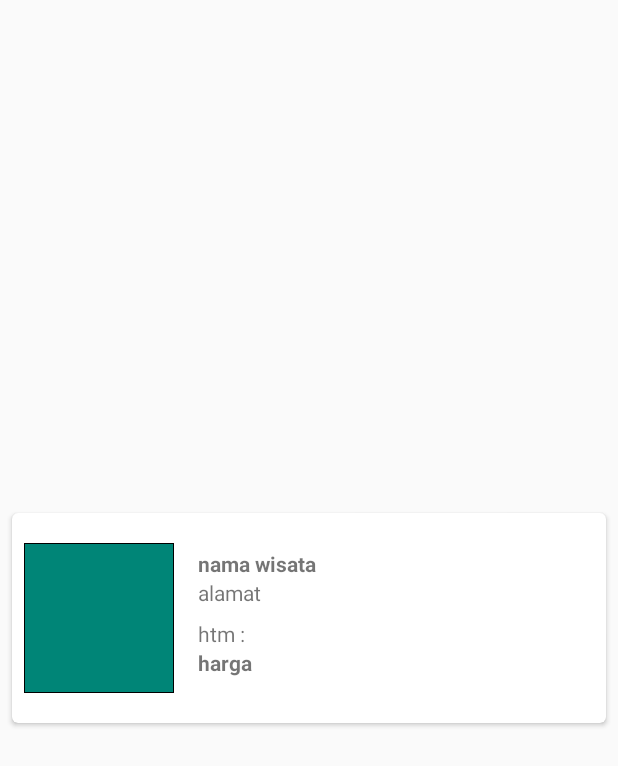
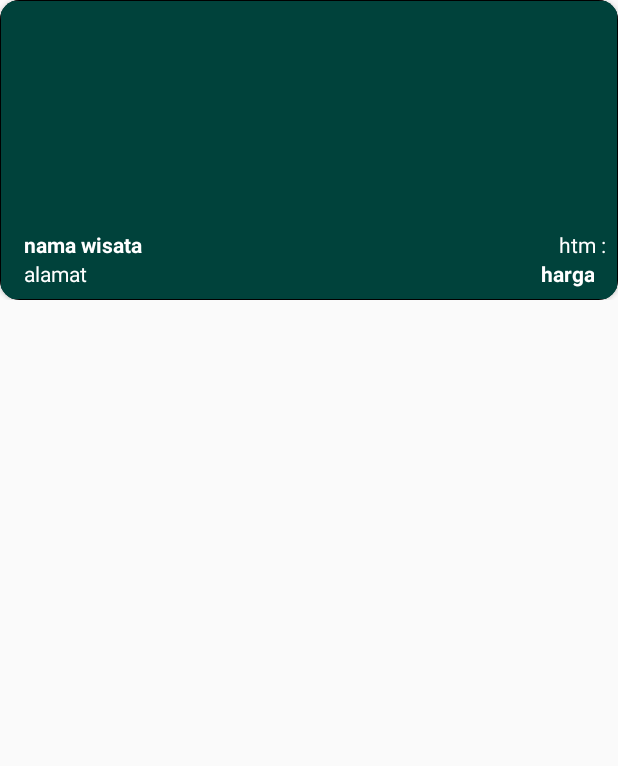
Before and after one commit to lapan13/KuninganAsri, an Android app: the layout wisata_item.xml on its own in the app's theme, with its tools: preview values and no code run, on a phone screen of 412 x 824 dp. Shown: the top 766 px of the screen. Run offline under Robolectric (Android 15) with nearby library versions, the phone set to English and light mode, and no system bars.

Commit message:
change cardview style, add transparent layer on image and about_act

```diff
--- a/app/src/main/java/com/ariirwandi13/kuninganasri/About.java
+++ b/app/src/main/java/com/ariirwandi13/kuninganasri/About.java
@@ -3,6 +3,7 @@ package com.ariirwandi13.kuninganasri;
 import android.os.Bundle;
 
 import androidx.appcompat.app.AppCompatActivity;
+import androidx.appcompat.widget.Toolbar;
 
 public class About extends AppCompatActivity {
 
@@ -10,5 +11,8 @@ public class About extends AppCompatActivity {
     protected void onCreate(Bundle savedInstanceState) {
         super.onCreate(savedInstanceState);
         setContentView(R.layout.activity_about);
+
+        Toolbar toolbar = findViewById(R.id.toolbar3);
+        toolbar.setTitle("About Me");
     }
 }
--- a/app/src/main/res/layout/activity_about.xml
+++ b/app/src/main/res/layout/activity_about.xml
@@ -1,11 +1,18 @@
 <RelativeLayout xmlns:android="http://schemas.android.com/apk/res/android"
     xmlns:app="http://schemas.android.com/apk/res-auto"
     android:layout_width="match_parent"
-    android:layout_height="match_parent">
+    android:layout_height="match_parent"
+    android:background="@android:drawable/screen_background_dark">
 
     <include
         android:id="@+id/toolbar3"
         layout="@layout/toolbar" />
+
+    <LinearLayout
+        android:layout_width="match_parent"
+        android:layout_height="match_parent"
+        android:layout_below="@id/toolbar3"
+        android:background="@android:drawable/screen_background_light_transparent" />
 
     <de.hdodenhof.circleimageview.CircleImageView
         android:id="@+id/profile"
--- a/app/src/main/res/layout/activity_main.xml
+++ b/app/src/main/res/layout/activity_main.xml
@@ -14,8 +14,7 @@
         android:layout_width="match_parent"
         android:layout_height="match_parent"
         android:layout_below="@id/toolbar"
-        android:background="@android:color/darker_gray"
-        android:padding="4dp"
+        android:background="@android:color/black"
         android:scrollbars="vertical" />
 
 </RelativeLayout>
--- a/app/src/main/res/layout/wisata_item.xml
+++ b/app/src/main/res/layout/wisata_item.xml
@@ -1,78 +1,87 @@
 <?xml version="1.0" encoding="utf-8"?>
 
-<androidx.cardview.widget.CardView xmlns:android="http://schemas.android.com/apk/res/android"
+<FrameLayout xmlns:android="http://schemas.android.com/apk/res/android"
     xmlns:card_view="http://schemas.android.com/apk/res-auto"
     xmlns:tools="http://schemas.android.com/tools"
+    android:layout_width="match_parent"
+    android:layout_height="wrap_content">
+
+    <androidx.cardview.widget.CardView
         android:id="@+id/card_view"
         android:layout_width="match_parent"
         android:layout_height="wrap_content"
         android:layout_gravity="center"
-    android:layout_marginLeft="8dp"
-    android:layout_marginTop="4dp"
-    android:layout_marginRight="8dp"
-    android:layout_marginBottom="4dp"
-    android:elevation="@dimen/cardview_compat_inset_shadow"
-    card_view:cardCornerRadius="4dp">
+        card_view:cardCornerRadius="13dp">
 
         <RelativeLayout
             android:layout_width="match_parent"
-        android:layout_height="140dp"
-        android:padding="8dp">
+            android:layout_height="200dp">
 
             <ImageView
                 android:id="@+id/imageView"
-            android:layout_width="100dp"
-            android:layout_height="100dp"
-            android:layout_centerVertical="true"
+                android:layout_width="match_parent"
+                android:layout_height="match_parent"
+                android:adjustViewBounds="true"
                 android:background="@drawable/shape"
                 android:cropToPadding="true"
                 android:scaleType="centerCrop"
                 tools:src="@color/colorPrimary" />
 
+            <RelativeLayout
+                android:layout_width="match_parent"
+                android:layout_height="match_parent"
+                android:background="@android:drawable/screen_background_dark_transparent">
+
+
+            </RelativeLayout>
+
             <TextView
                 android:id="@+id/tv_nama"
-            android:layout_width="match_parent"
+                android:layout_width="wrap_content"
                 android:layout_height="wrap_content"
+                android:layout_above="@id/tv_alamat"
                 android:layout_marginLeft="16dp"
+                android:layout_marginTop="16dp"
                 android:layout_marginRight="16dp"
-            android:layout_marginTop="16dp"
-            android:layout_toEndOf="@id/imageView"
+                android:textColor="@color/white"
                 android:textStyle="bold"
                 tools:text="nama wisata" />
 
             <TextView
                 android:id="@+id/tv_alamat"
-            android:layout_width="match_parent"
+                android:layout_width="185dp"
                 android:layout_height="wrap_content"
-            android:layout_below="@id/tv_nama"
+                android:layout_alignParentBottom="true"
                 android:layout_marginLeft="16dp"
                 android:layout_marginRight="16dp"
                 android:layout_marginBottom="8dp"
-            android:layout_toEndOf="@id/imageView"
                 android:ellipsize="end"
                 android:maxLines="1"
+                android:textColor="@color/white"
                 tools:text="alamat" />
 
             <TextView
                 android:id="@+id/htm"
-            android:layout_width="wrap_content"
+                android:layout_width="match_parent"
                 android:layout_height="wrap_content"
-            android:layout_below="@id/tv_alamat"
+                android:layout_above="@id/tv_harga"
                 android:layout_marginStart="16dp"
                 android:layout_marginEnd="8dp"
-            android:layout_toEndOf="@id/imageView"
                 android:text="@string/htm"
+                android:textAlignment="textEnd"
+                android:textColor="@color/white"
                 tools:text="htm :" />
 
             <TextView
                 android:id="@+id/tv_harga"
                 android:layout_width="match_parent"
                 android:layout_height="wrap_content"
-            android:layout_below="@id/htm"
+                android:layout_alignParentBottom="true"
                 android:layout_marginStart="16dp"
                 android:layout_marginEnd="16dp"
                 android:layout_marginBottom="8dp"
-            android:layout_toEndOf="@id/imageView"
+                android:textAlignment="textEnd"
+                android:textColor="@color/white"
                 android:textStyle="bold"
                 tools:text="harga" />
 
@@ -80,16 +89,15 @@
                 android:id="@+id/tv_deskripsi"
                 android:layout_width="match_parent"
                 android:layout_height="match_parent"
-            android:layout_below="@id/tv_harga"
                 android:layout_marginStart="16dp"
                 android:layout_marginEnd="16dp"
-            android:layout_toEndOf="@id/imageView"
                 android:ellipsize="end"
                 android:maxLines="2"
-            android:textStyle="italic"
+                android:textColor="@color/white"
                 android:visibility="gone"
                 tools:text="deskripsi" />
 
 
         </RelativeLayout>
     </androidx.cardview.widget.CardView>
+</FrameLayout>
```
Lines whose indentation alone changed are shown as unchanged.
